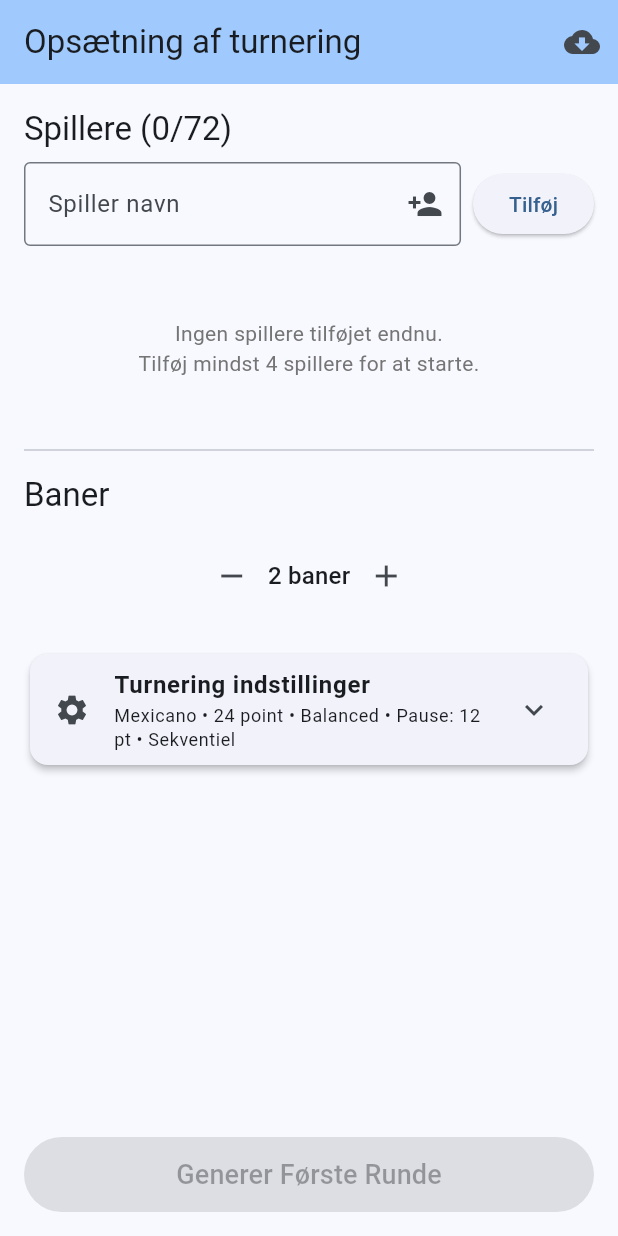
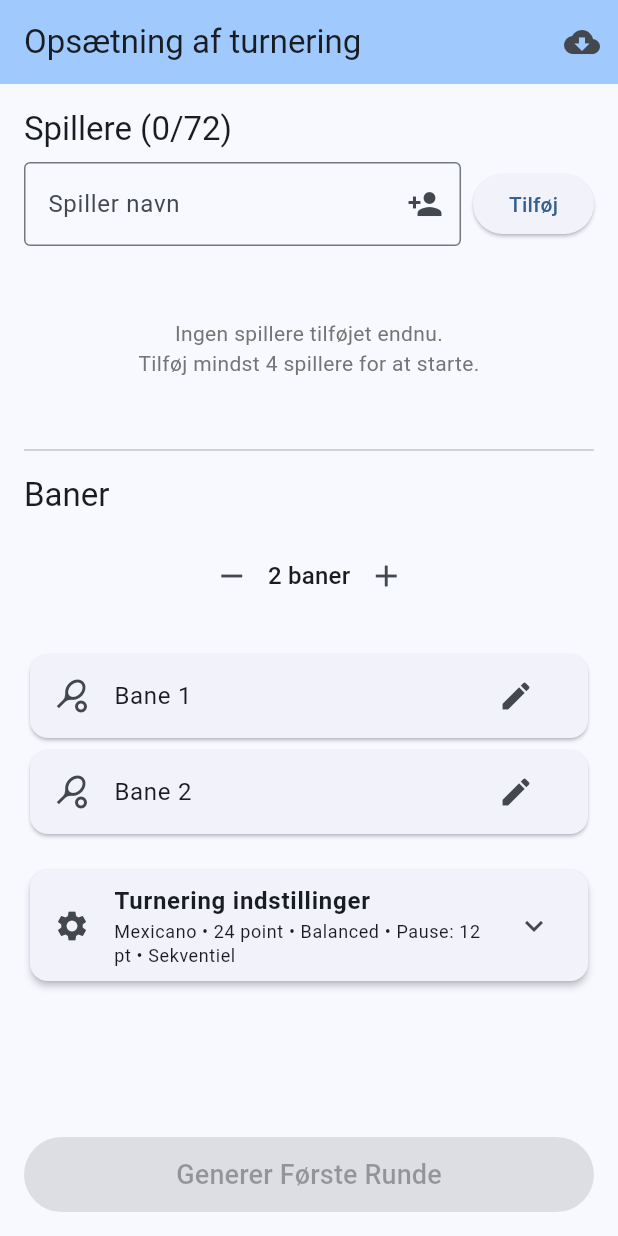
Before and after one commit to aerodk/ubiquitous-octo-disco, a Flutter app: the screen it shows after launch, after a tap on the "add" icon, on a phone screen of 412 x 824 dp. Run offline on Flutter 3.47's test engine with Material 3 defaults, Android fonts, the phone set to English and light mode, and no system bars; our stand-ins replace cloud_firestore, csv, firebase_core, shared_preferences; accounts and stored records are empty.

Commit message:
Add lane/court renaming feature to setup screen
Co-authored-by: aerodk <13653986+aerodk@users.noreply.github.com>

```diff
--- a/lib/screens/setup_screen.dart
+++ b/lib/screens/setup_screen.dart
@@ -25,6 +25,7 @@ class _SetupScreenState extends State<SetupScreen> with SingleTickerProviderStat
   final FocusNode _playerNameFocusNode = FocusNode();
   final List<Player> _players = [];
   int _courtCount = 1;
+  final Map<int, String> _courtCustomNames = {}; // Map of court index to custom name
   TournamentSettings _tournamentSettings = const TournamentSettings();
   final TournamentService _tournamentService = TournamentService();
   final PersistenceService _persistenceService = PersistenceService();
@@ -57,6 +58,7 @@ class _SetupScreenState extends State<SetupScreen> with SingleTickerProviderStat
       setState(() {
         _players.addAll(savedState.players);
         _courtCount = savedState.courtCount;
+        _courtCustomNames.addAll(savedState.courtCustomNames);
         _isLoading = false;
       });
     } else {
@@ -68,7 +70,7 @@ class _SetupScreenState extends State<SetupScreen> with SingleTickerProviderStat
 
   /// Save current setup state to local storage
   Future<void> _saveState() async {
-    await _persistenceService.saveSetupState(_players, _courtCount);
+    await _persistenceService.saveSetupState(_players, _courtCount, _courtCustomNames);
   }
 
   /// Calculate suggested court count based on number of players
@@ -132,6 +134,7 @@ class _SetupScreenState extends State<SetupScreen> with SingleTickerProviderStat
       setState(() {
         _players.clear();
         _courtCount = 1;
+        _courtCustomNames.clear();
       });
       await _persistenceService.clearSetupState();
     }
@@ -237,6 +240,65 @@ class _SetupScreenState extends State<SetupScreen> with SingleTickerProviderStat
     );
   }
 
+  /// Show dialog to rename a court
+  Future<void> _renameCourtDialog(int courtIndex) async {
+    final TextEditingController controller = TextEditingController(
+      text: _courtCustomNames[courtIndex] ?? Constants.getDefaultCourtName(courtIndex),
+    );
+
+    final String? newName = await showDialog<String>(
+      context: context,
+      builder: (context) => AlertDialog(
+        title: Text('Omdøb ${_courtCustomNames[courtIndex] ?? Constants.getDefaultCourtName(courtIndex)}'),
+        content: TextField(
+          controller: controller,
+          autofocus: true,
+          decoration: const InputDecoration(
+            labelText: 'Bane navn',
+            hintText: 'F.eks. Center Court',
+            border: OutlineInputBorder(),
+          ),
+          onSubmitted: (value) => Navigator.pop(context, value.trim()),
+        ),
+        actions: [
+          TextButton(
+            onPressed: () => Navigator.pop(context),
+            child: const Text('Annuller'),
+          ),
+          TextButton(
+            onPressed: () {
+              setState(() {
+                _courtCustomNames.remove(courtIndex);
+              });
+              Navigator.pop(context, Constants.getDefaultCourtName(courtIndex));
+            },
+            child: const Text('Nulstil til standard'),
+          ),
+          ElevatedButton(
+            onPressed: () {
+              final name = controller.text.trim();
+              Navigator.pop(context, name);
+            },
+            child: const Text('Gem'),
+          ),
+        ],
+      ),
+    );
+
+    if (newName != null && newName.isNotEmpty && mounted) {
+      setState(() {
+        if (newName == Constants.getDefaultCourtName(courtIndex)) {
+          // If it's the default name, remove from custom names
+          _courtCustomNames.remove(courtIndex);
+        } else {
+          _courtCustomNames[courtIndex] = newName;
+        }
+      });
+      // Save state in background
+      unawaited(_saveState());
+    }
+  }
+
   void _generateFirstRound() async {
     // Validation: Minimum players
     if (_players.length < Constants.minPlayers) {
@@ -244,12 +306,12 @@ class _SetupScreenState extends State<SetupScreen> with SingleTickerProviderStat
       return;
     }
 
-    // Generate courts
+    // Generate courts using custom names if available
     final courts = List.generate(
       _courtCount,
       (index) => Court(
         id: (index + 1).toString(),
-        name: Constants.getDefaultCourtName(index),
+        name: _courtCustomNames[index] ?? Constants.getDefaultCourtName(index),
       ),
     );
 
@@ -447,6 +509,41 @@ class _SetupScreenState extends State<SetupScreen> with SingleTickerProviderStat
 
                   const SizedBox(height: 16),
 
+                  // Court list with rename option
+                  ListView.builder(
+                    shrinkWrap: true,
+                    physics: const NeverScrollableScrollPhysics(),
+                    itemCount: _courtCount,
+                    itemBuilder: (context, index) {
+                      final courtName = _courtCustomNames[index] ?? Constants.getDefaultCourtName(index);
+                      final isCustomName = _courtCustomNames.containsKey(index);
+
+                      return Card(
+                        color: isCustomName ? Colors.blue[50] : null,
+                        child: ListTile(
+                          leading: const Icon(Icons.sports_tennis),
+                          title: Text(courtName),
+                          subtitle: isCustomName
+                              ? Text(
+                                  'Brugerdefineret navn',
+                                  style: TextStyle(
+                                    color: Colors.blue[700],
+                                    fontSize: 12,
+                                  ),
+                                )
+                              : null,
+                          trailing: IconButton(
+                            icon: const Icon(Icons.edit),
+                            onPressed: () => _renameCourtDialog(index),
+                            tooltip: 'Omdøb bane',
+                          ),
+                        ),
+                      );
+                    },
+                  ),
+
+                  const SizedBox(height: 16),
+
                   // Tournament Settings section
                   TournamentSettingsWidget(
                     initialSettings: _tournamentSettings,
--- a/lib/services/persistence_service.dart
+++ b/lib/services/persistence_service.dart
@@ -7,6 +7,7 @@ class PersistenceService {
   static const String _tournamentKey = 'current_tournament';
   static const String _setupPlayersKey = 'setup_players';
   static const String _setupCourtsKey = 'setup_courts';
+  static const String _setupCourtNamesKey = 'setup_court_names';
   static const String _fullTournamentHistoryKey = 'full_tournament_history';
 
   /// Save the current tournament to local storage
@@ -68,26 +69,56 @@ class PersistenceService {
     await prefs.remove(_fullTournamentHistoryKey);
   }
 
-  /// Save setup screen state (players and court count)
-  Future<void> saveSetupState(List<Player> players, int courtCount) async {
+  /// Save setup screen state (players, court count, and custom court names)
+  Future<void> saveSetupState(
+    List<Player> players,
+    int courtCount,
+    [Map<int, String>? courtCustomNames]
+  ) async {
     final prefs = await SharedPreferences.getInstance();
     final playersJson = jsonEncode(players.map((p) => p.toJson()).toList());
     await prefs.setString(_setupPlayersKey, playersJson);
     await prefs.setInt(_setupCourtsKey, courtCount);
+
+    // Save court custom names if provided
+    if (courtCustomNames != null && courtCustomNames.isNotEmpty) {
+      // Convert Map<int, String> to Map<String, String> for JSON encoding
+      final courtNamesStringKeys = courtCustomNames.map(
+        (key, value) => MapEntry(key.toString(), value),
+      );
+      await prefs.setString(_setupCourtNamesKey, jsonEncode(courtNamesStringKeys));
+    } else {
+      await prefs.remove(_setupCourtNamesKey);
+    }
   }
 
   /// Load setup screen state
-  Future<({List<Player> players, int courtCount})?> loadSetupState() async {
+  Future<({List<Player> players, int courtCount, Map<int, String> courtCustomNames})?> loadSetupState() async {
     final prefs = await SharedPreferences.getInstance();
     final playersJson = prefs.getString(_setupPlayersKey);
     final courtCount = prefs.getInt(_setupCourtsKey);
+    final courtNamesJson = prefs.getString(_setupCourtNamesKey);
 
     if (playersJson == null || playersJson.isEmpty) return null;
 
     try {
       final List<dynamic> playersList = jsonDecode(playersJson);
       final players = playersList.map((p) => Player.fromJson(p)).toList();
-      return (players: players, courtCount: courtCount ?? 1);
+
+      // Load court custom names if available
+      Map<int, String> courtCustomNames = {};
+      if (courtNamesJson != null && courtNamesJson.isNotEmpty) {
+        final Map<String, dynamic> courtNamesMap = jsonDecode(courtNamesJson);
+        courtCustomNames = courtNamesMap.map(
+          (key, value) => MapEntry(int.parse(key), value as String),
+        );
+      }
+
+      return (
+        players: players,
+        courtCount: courtCount ?? 1,
+        courtCustomNames: courtCustomNames,
+      );
     } catch (e) {
       // If deserialization fails, clear the corrupted data
       await clearSetupState();
@@ -100,5 +131,6 @@ class PersistenceService {
     final prefs = await SharedPreferences.getInstance();
     await prefs.remove(_setupPlayersKey);
     await prefs.remove(_setupCourtsKey);
+    await prefs.remove(_setupCourtNamesKey);
   }
 }
```
Also changed, not shown: 1 other file.
